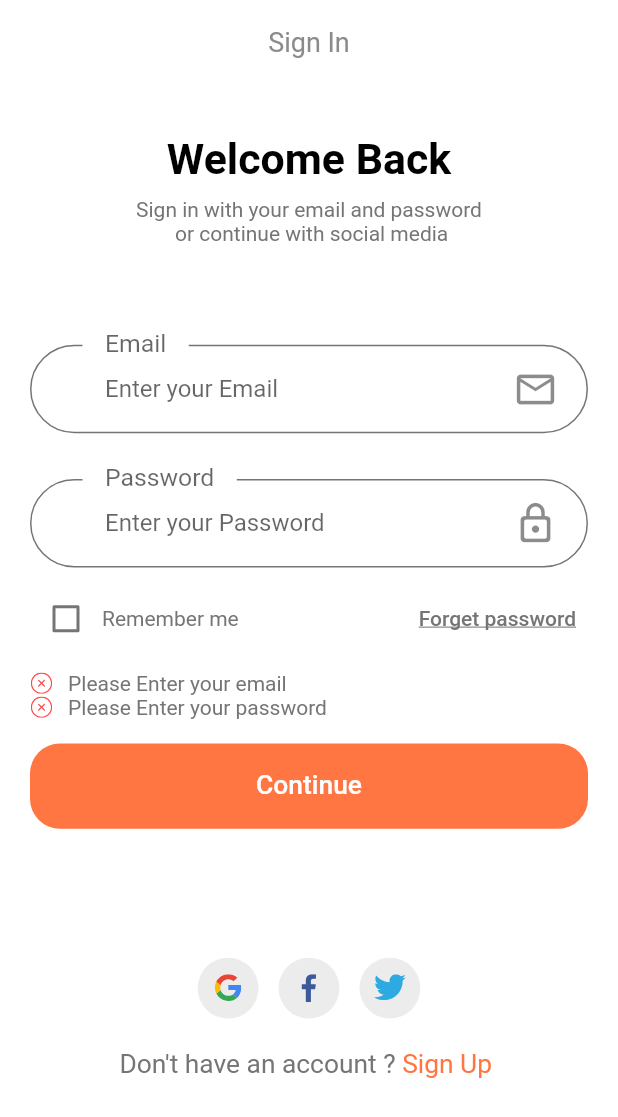
After one commit to AhmedGamalxp/store_app, a Flutter app: the SignIn screen opened by its route, after a tap on "Continue", on a phone screen of 412 x 824 dp. The commit adds this screen. Shown: the top 1117 px of the screen. Run offline on Flutter 3.47's test engine with Material 2 defaults, Android fonts, the phone set to English and light mode, and no system bars; our stand-ins replace flutter_svg, go_router.

Commit message:
adding sign in view

```diff
--- a/lib/core/constants.dart
+++ b/lib/core/constants.dart
@@ -6,6 +6,25 @@ const kSecondaryColor = Color(0xFF979797);
 const kTextColor = Color(0xFF757575);
 
 const kAnimationDuration = Duration(milliseconds: 200);
+InputBorder myBorder() {
+  return OutlineInputBorder(
+      borderSide: const BorderSide(color: kTextColor),
+      borderRadius: BorderRadius.circular(30),
+      gapPadding: 15);
+}
+
+// Form Error
+final RegExp emailValidatorRegExp =
+    RegExp(r"^[a-zA-Z0-9.]+@[a-zA-Z0-9]+\.[a-zA-Z]+");
+const String kEmailNullError = "Please Enter your email";
+const String kInvalidEmailError = "Please Enter Valid Email";
+const String kPassNullError = "Please Enter your password";
+const String kShortPassError = "Password is too short";
+const String kMatchPassError = "Passwords don't match";
+const String kNamelNullError = "Please Enter your name";
+const String kPhoneNumberNullError = "Please Enter your phone number";
+const String kAddressNullError = "Please Enter your address";
+
 const List<Map<String, String>> splashData = [
   {
     "text": "Welcome to Tokoto, Let’s shop!",
--- a/lib/core/utils/app_router.dart
+++ b/lib/core/utils/app_router.dart
@@ -1,9 +1,11 @@
 import 'package:go_router/go_router.dart';
+import 'package:store_app/features/authentication/presentation/views/signin_view.dart';
 import 'package:store_app/features/home/presentation/views/home_view.dart';
 import 'package:store_app/features/splash/presentation/views/splash_view.dart';
 
 abstract class AppRouter {
   static const kHomeView = '/homeView';
+  static const kSignIn = '/SignIn';
   static final GoRouter router = GoRouter(
     routes: <RouteBase>[
       GoRoute(
@@ -14,6 +16,10 @@ abstract class AppRouter {
         path: kHomeView,
         builder: (context, state) => const HomeView(),
       ),
+      GoRoute(
+        path: kSignIn,
+        builder: (context, state) => const SignIn(),
+      ),
     ],
   );
 }
--- /dev/null
+++ b/lib/core/utils/theme.dart
@@ -0,0 +1,22 @@
+import 'package:flutter/material.dart';
+import 'package:flutter/services.dart';
+import 'package:store_app/core/constants.dart';
+
+ThemeData myTheme() {
+  return ThemeData(
+    scaffoldBackgroundColor: Colors.white,
+    brightness: Brightness.light,
+    textTheme: const TextTheme(
+      bodyLarge: TextStyle(color: kTextColor),
+      bodyMedium: TextStyle(color: kTextColor),
+    ),
+    appBarTheme: const AppBarTheme(
+      systemOverlayStyle: SystemUiOverlayStyle(statusBarColor: Colors.white),
+      centerTitle: true,
+      titleTextStyle: TextStyle(color: Color(0xFF8B8B8B), fontSize: 18),
+      color: Colors.white,
+      elevation: 0,
+      iconTheme: IconThemeData(color: Colors.black),
+    ),
+  );
+}
--- a/lib/core/widgets/custom_botton.dart
+++ b/lib/core/widgets/custom_botton.dart
@@ -16,6 +16,7 @@ class CustomBotton extends StatelessWidget {
       height: getProportionateScreenHeight(56),
       width: double.infinity,
       child: MaterialButton(
+        shape: RoundedRectangleBorder(borderRadius: BorderRadius.circular(20)),
         onPressed: onPressed,
         child: Text(
           text,
--- /dev/null
+++ b/lib/features/authentication/presentation/views/signin_view.dart
@@ -0,0 +1,16 @@
+import 'package:flutter/material.dart';
+import 'package:store_app/features/authentication/presentation/views/widgets/signin_body.dart';
+
+class SignIn extends StatelessWidget {
+  const SignIn({super.key});
+
+  @override
+  Widget build(BuildContext context) {
+    return Scaffold(
+      appBar: AppBar(
+        title: const Text('Sign In'),
+      ),
+      body: const SignInBody(),
+    );
+  }
+}
--- /dev/null
+++ b/lib/features/authentication/presentation/views/widgets/custom_formfield.dart
@@ -0,0 +1,54 @@
+import 'package:flutter/material.dart';
+import 'package:store_app/core/constants.dart';
+
+class CustomFormField extends StatelessWidget {
+  const CustomFormField(
+      {super.key,
+      required this.lable,
+      required this.hint,
+      required this.suffixIcon,
+      required this.keyboardType,
+      this.validator,
+      this.onChanged,
+      this.obscureText = false,
+      this.onsave});
+  final String lable, hint;
+  final IconData suffixIcon;
+  final bool obscureText;
+  final TextInputType keyboardType;
+  final String? Function(String?)? validator;
+  final Function(String?)? onsave;
+  final Function(String?)? onChanged;
+  @override
+  Widget build(BuildContext context) {
+    return TextFormField(
+      onSaved: onsave,
+      obscureText: obscureText,
+      onChanged: onChanged,
+      validator: validator,
+      keyboardType: keyboardType,
+      cursorColor: Colors.black,
+      cursorHeight: 20,
+      decoration: InputDecoration(
+          contentPadding:
+              const EdgeInsets.symmetric(horizontal: 50, vertical: 20),
+          floatingLabelBehavior: FloatingLabelBehavior.always,
+          floatingLabelStyle: const TextStyle(fontSize: 22),
+          label: Text(
+            lable,
+            style: const TextStyle(fontSize: 22),
+          ),
+          hintText: hint,
+          border: myBorder(),
+          enabledBorder: myBorder(),
+          focusedBorder: myBorder(),
+          suffixIcon: Padding(
+            padding: const EdgeInsets.only(right: 20),
+            child: Icon(
+              suffixIcon,
+              size: 30,
+            ),
+          )),
+    );
+  }
+}
--- /dev/null
+++ b/lib/features/authentication/presentation/views/widgets/form_erorr.dart
@@ -0,0 +1,33 @@
+import 'package:flutter/material.dart';
+import 'package:flutter_svg/svg.dart';
+import 'package:store_app/core/utils/size_config.dart';
+
+class FormErorr extends StatelessWidget {
+  const FormErorr({super.key, required this.erorrList});
+  final List erorrList;
+  @override
+  Widget build(BuildContext context) {
+    return Column(
+      children: List.generate(
+        erorrList.length,
+        (index) => erorrText(erorrList[index]),
+      ),
+    );
+  }
+
+  Row erorrText(String text) {
+    return Row(
+      children: [
+        SvgPicture.asset(
+          'assets/icons/Error.svg',
+          height: getProportionateScreenHeight(14),
+          width: getProportionateScreenWidth(14),
+        ),
+        const SizedBox(
+          width: 10,
+        ),
+        Text(text),
+      ],
+    );
+  }
+}
--- /dev/null
+++ b/lib/features/authentication/presentation/views/widgets/signin_body.dart
@@ -0,0 +1,82 @@
+import 'package:flutter/material.dart';
+import 'package:flutter_svg/svg.dart';
+import 'package:store_app/core/constants.dart';
+import 'package:store_app/core/utils/size_config.dart';
+import 'package:store_app/features/authentication/presentation/views/widgets/signin_form.dart';
+import 'package:store_app/features/authentication/presentation/views/widgets/social_card.dart';
+
+class SignInBody extends StatelessWidget {
+  const SignInBody({super.key});
+
+  @override
+  Widget build(BuildContext context) {
+    return SizedBox(
+      width: double.infinity,
+      child: SingleChildScrollView(
+        child: Column(
+          children: [
+            SizedBox(
+              height: SizeConfig.screenHeight * 0.04,
+            ),
+            Text(
+              'Welcome Back',
+              textAlign: TextAlign.center,
+              style: TextStyle(
+                  color: Colors.black,
+                  fontSize: getProportionateScreenWidth(26),
+                  fontWeight: FontWeight.bold),
+            ),
+            const SizedBox(
+              height: 10,
+            ),
+            const Text(
+              'Sign in with your email and password \n or continue with social media ',
+              textAlign: TextAlign.center,
+            ),
+            SizedBox(
+              height: SizeConfig.screenHeight * 0.08,
+            ),
+            const SignInForm(),
+            SizedBox(
+              height: SizeConfig.screenHeight * 0.08,
+            ),
+            const Row(
+              mainAxisAlignment: MainAxisAlignment.center,
+              children: [
+                SocialCard(
+                  image: 'assets/icons/google-icon.svg',
+                ),
+                SizedBox(width: 10),
+                SocialCard(
+                  image: 'assets/icons/facebook-2.svg',
+                ),
+                SizedBox(width: 10),
+                SocialCard(
+                  image: 'assets/icons/twitter.svg',
+                ),
+              ],
+            ),
+            const SizedBox(height: 20),
+            Row(
+              mainAxisAlignment: MainAxisAlignment.center,
+              children: [
+                Text(
+                  'Don\'t have an account ? ',
+                  style: TextStyle(fontSize: getProportionateScreenWidth(16)),
+                ),
+                Text(
+                  'Sign Up ',
+                  style: TextStyle(
+                    color: kPrimaryColor,
+                    fontSize: getProportionateScreenWidth(16),
+                  ),
+                ),
+              ],
+            ),
+            const SizedBox(height: 20),
+          ],
+        ),
+      ),
+    );
+  }
+}
--- /dev/null
+++ b/lib/features/authentication/presentation/views/widgets/signin_form.dart
@@ -0,0 +1,151 @@
+import 'package:flutter/material.dart';
+import 'package:store_app/core/constants.dart';
+import 'package:store_app/core/utils/size_config.dart';
+import 'package:store_app/core/widgets/custom_botton.dart';
+import 'package:store_app/features/authentication/presentation/views/widgets/custom_formfield.dart';
+import 'package:store_app/features/authentication/presentation/views/widgets/form_erorr.dart';
+
+class SignInForm extends StatefulWidget {
+  const SignInForm({super.key});
+  @override
+  State<SignInForm> createState() => _SignInFormState();
+}
+
+class _SignInFormState extends State<SignInForm> {
+  final formKey = GlobalKey<FormState>();
+
+  final List<String> erorrList = [];
+  String? email, password;
+  bool checkValue = false;
+  @override
+  Widget build(BuildContext context) {
+    return Form(
+        key: formKey,
+        child: Padding(
+          padding: const EdgeInsets.symmetric(horizontal: 20),
+          child: Column(
+            children: [
+              CustomFormField(
+                onsave: (value) {
+                  email = value;
+                },
+                onChanged: (value) {
+                  if (value == null ||
+                      value.isNotEmpty && erorrList.contains(kEmailNullError)) {
+                    setState(() {
+                      erorrList.remove(kEmailNullError);
+                    });
+                  } else if (emailValidatorRegExp.hasMatch(value) &&
+                      erorrList.contains(kInvalidEmailError)) {
+                    setState(() {
+                      erorrList.remove(kInvalidEmailError);
+                    });
+                  }
+                  return null;
+                },
+                validator: (value) {
+                  if (value == null ||
+                      value.isEmpty && !erorrList.contains(kEmailNullError)) {
+                    setState(() {
+                      erorrList.add(kEmailNullError);
+                    });
+                  } else if (!emailValidatorRegExp.hasMatch(value) &&
+                      !erorrList.contains(kInvalidEmailError)) {
+                    setState(() {
+                      erorrList.add(kInvalidEmailError);
+                    });
+                  }
+                  return null;
+                },
+                keyboardType: TextInputType.emailAddress,
+                suffixIcon: Icons.mail_outline,
+                hint: 'Enter your Email',
+                lable: 'Email',
+              ),
+              SizedBox(
+                height: getProportionateScreenHeight(30),
+              ),
+              CustomFormField(
+                onsave: (value) {
+                  password = value;
+                },
+                obscureText: true,
+                onChanged: (value) {
+                  if (value == null ||
+                      value.isNotEmpty && erorrList.contains(kPassNullError)) {
+                    setState(() {
+                      erorrList.remove(kPassNullError);
+                    });
+                  } else if (value.length >= 8 &&
+                      erorrList.contains(kShortPassError)) {
+                    setState(() {
+                      erorrList.remove(kShortPassError);
+                    });
+                  }
+                  return null;
+                },
+                validator: (value) {
+                  if (value == null ||
+                      value.isEmpty && !erorrList.contains(kPassNullError)) {
+                    setState(() {
+                      erorrList.add(kPassNullError);
+                    });
+                  } else if (value.length <= 8 &&
+                      !erorrList.contains(kShortPassError)) {
+                    setState(() {
+                      erorrList.add(kShortPassError);
+                    });
+                  }
+                  return null;
+                },
+                keyboardType: TextInputType.visiblePassword,
+                suffixIcon: Icons.lock_outline_rounded,
+                hint: 'Enter your Password',
+                lable: 'Password',
+              ),
+              SizedBox(
+                height: getProportionateScreenHeight(10),
+              ),
+              Row(
+                children: [
+                  Checkbox(
+                      activeColor: kPrimaryColor,
+                      value: checkValue,
+                      onChanged: (value) {
+                        setState(() {
+                          checkValue = value!;
+                        });
+                      }),
+                  const Text('Remember me'),
+                  const Spacer(),
+                  TextButton(
+                      onPressed: () {},
+                      child: const Text(
+                        'Forget password',
+                        style: TextStyle(
+                            decoration: TextDecoration.underline,
+                            color: kTextColor),
+                      ))
+                ],
+              ),
+              SizedBox(height: getProportionateScreenWidth(10)),
+              FormErorr(erorrList: erorrList),
+              SizedBox(
+                height: getProportionateScreenHeight(16),
+              ),
+              CustomBotton(
+                text: 'Continue',
+                onPressed: () {
+                  if (formKey.currentState!.validate()) {
+                    formKey.currentState!.save();
+                  }
+                },
+              ),
+              const SizedBox(
+                height: 20,
+              )
+            ],
+          ),
+        ));
+  }
+}
--- /dev/null
+++ b/lib/features/authentication/presentation/views/widgets/social_card.dart
@@ -0,0 +1,23 @@
+import 'package:flutter/material.dart';
+import 'package:flutter_svg/svg.dart';
+import 'package:store_app/core/utils/size_config.dart';
+
+class SocialCard extends StatelessWidget {
+  const SocialCard({super.key, required this.image, this.ontap});
+  final String image;
+  final Function()? ontap;
+  @override
+  Widget build(BuildContext context) {
+    return GestureDetector(
+      onTap: ontap,
+      child: Container(
+        decoration: BoxDecoration(
+            color: Colors.grey.withOpacity(0.2), shape: BoxShape.circle),
+        padding: EdgeInsets.all(getProportionateScreenWidth(10)),
+        width: getProportionateScreenWidth(40),
+        height: getProportionateScreenHeight(40),
+        child: SvgPicture.asset(image),
+      ),
+    );
+  }
+}
--- a/lib/features/home/presentation/views/home_view.dart
+++ b/lib/features/home/presentation/views/home_view.dart
@@ -1,4 +1,5 @@
 import 'package:flutter/material.dart';
+import 'package:store_app/features/home/presentation/views/widgets/home_appBar.dart';
 
 class HomeView extends StatelessWidget {
   const HomeView({super.key});
@@ -7,7 +8,9 @@ class HomeView extends StatelessWidget {
   Widget build(BuildContext context) {
     return const Scaffold(
       body: Column(
-        children: [],
+        children: [
+          HomeViewAppBar(),
+        ],
       ),
     );
   }
--- /dev/null
+++ b/lib/features/home/presentation/views/widgets/home_appBar.dart
@@ -0,0 +1,10 @@
+import 'package:flutter/material.dart';
+
+class HomeViewAppBar extends StatelessWidget {
+  const HomeViewAppBar({super.key});
+
+  @override
+  Widget build(BuildContext context) {
+    return const SizedBox();
+  }
+}
--- a/lib/features/splash/presentation/views/widgets/splash_body.dart
+++ b/lib/features/splash/presentation/views/widgets/splash_body.dart
@@ -2,7 +2,6 @@ import 'package:flutter/material.dart';
 import 'package:go_router/go_router.dart';
 import 'package:store_app/core/constants.dart';
 import 'package:store_app/core/utils/app_router.dart';
-import 'package:store_app/core/utils/size_config.dart';
 import 'package:store_app/core/widgets/custom_botton.dart';
 import 'package:store_app/features/splash/presentation/views/widgets/splash_item.dart';
 
@@ -15,6 +14,7 @@ class SplashBody extends StatefulWidget {
 
 class _SplashBodyState extends State<SplashBody> {
   int currentIndex = 0;
+  PageController controller = PageController();
   @override
   Widget build(BuildContext context) {
     return Column(
@@ -25,6 +25,7 @@ class _SplashBodyState extends State<SplashBody> {
             child: SizedBox(
               width: double.infinity,
               child: PageView.builder(
+                controller: controller,
                 onPageChanged: (value) => setState(() {
                   currentIndex = value;
                 }),
@@ -56,11 +57,13 @@ class _SplashBodyState extends State<SplashBody> {
                   flex: 3,
                 ),
                 CustomBotton(
-                  text: 'Continue',
+                  text: currentIndex == 2 ? 'Continue' : 'Next',
                   onPressed: () {
-                    if (currentIndex == splashData.length) {
-                      context.push(AppRouter.kHomeView);
+                    if (currentIndex == 2) {
+                      context.push(AppRouter.kSignIn);
                     }
+                    controller.nextPage(
+                        duration: kAnimationDuration, curve: Curves.linear);
                   },
                 ),
                 const Spacer(),
--- a/lib/main.dart
+++ b/lib/main.dart
@@ -1,5 +1,6 @@
 import 'package:flutter/material.dart';
 import 'package:store_app/core/utils/app_router.dart';
+import 'package:store_app/core/utils/theme.dart';
 
 void main() {
   runApp(const Marketo());
@@ -10,6 +11,7 @@ class Marketo extends StatelessWidget {
   @override
   Widget build(BuildContext context) {
     return MaterialApp.router(
+      theme: myTheme(),
       debugShowCheckedModeBanner: false,
       routerConfig: AppRouter.router,
     );
```
Also changed, not shown: pubspec.yaml (+2 -6 lines), pubspec.lock.
